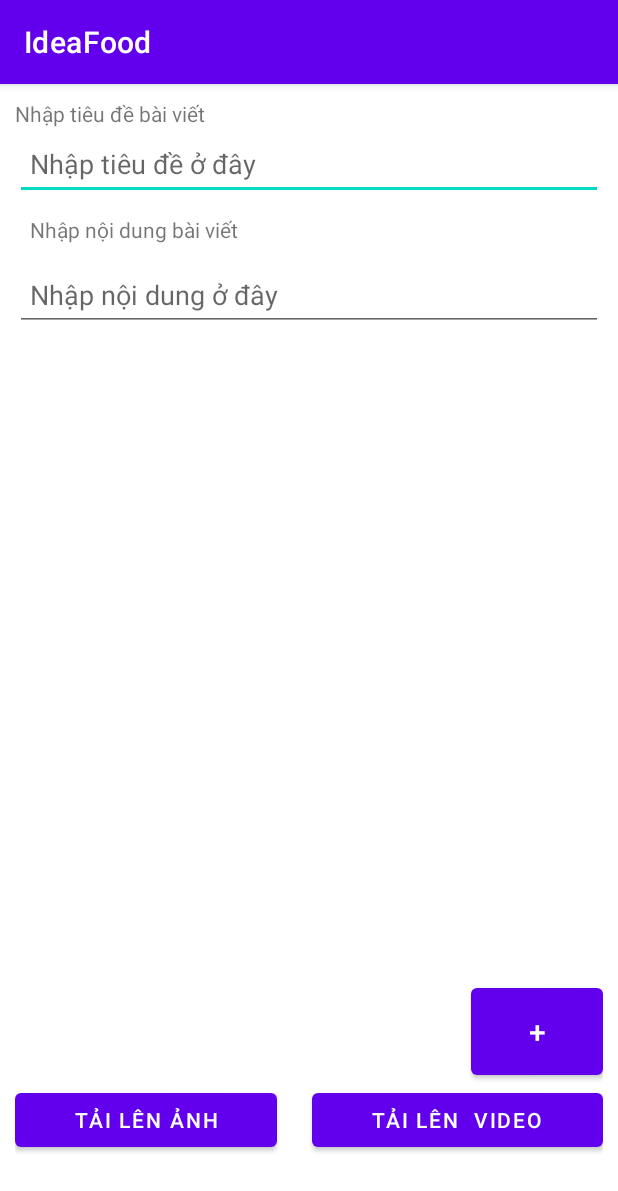
After one commit to vinhcotam/Idea-Food, an Android app: the createpost screen opened directly, with no data from a screen before it, on a phone screen of 412 x 824 dp. The commit adds this screen. Shown: the top 1191 px of the screen. Run offline under Robolectric (Android 15) with nearby library versions, the phone set to English and light mode, and no system bars.

Commit message:
up gd tạo bài viết

```diff
--- a/app/src/main/AndroidManifest.xml
+++ b/app/src/main/AndroidManifest.xml
@@ -10,6 +10,9 @@
         android:supportsRtl="true"
         android:theme="@style/Theme.IdeaFood">
         <activity
+            android:name=".createpost"
+            android:exported="false" />
+        <activity
             android:name=".MainActivity"
             android:exported="true">
             <intent-filter>
--- a/app/src/main/java/com/example/ideafood/MainActivity.java
+++ b/app/src/main/java/com/example/ideafood/MainActivity.java
@@ -2,6 +2,7 @@
 
 import androidx.appcompat.app.AppCompatActivity;
 
+import android.content.Intent;
 import android.os.Bundle;
 
 public class MainActivity extends AppCompatActivity {
--- /dev/null
+++ b/app/src/main/java/com/example/ideafood/createpost.java
@@ -0,0 +1,83 @@
+package com.example.ideafood;
+
+import androidx.appcompat.app.AppCompatActivity;
+
+import android.os.Bundle;
+import android.view.View;
+import android.widget.Button;
+import android.widget.EditText;
+
+public class createpost extends AppCompatActivity {
+    EditText et_nd1,et_nd2,et_nd3,et_nd4,et_nd5,et_nd6,et_nd7,et_nd8,et_nd9,et_nd10;
+    Button bt_addcontent;
+    @Override
+    protected void onCreate(Bundle savedInstanceState) {
+        super.onCreate(savedInstanceState);
+        setContentView(R.layout.activity_createpost);
+        anhXa();
+        setClickAddContent();
+    }
+    int d=1;
+    private void setClickAddContent() {
+
+        bt_addcontent.setOnClickListener(new View.OnClickListener() {
+            @Override
+            public void onClick(View view) {
+                d++;
+                switch (d){
+                    case 2:
+                        et_nd2.setVisibility(View.VISIBLE);
+                        break;
+                    case 3:
+                        et_nd3.setVisibility(View.VISIBLE);
+                        break;
+                    case 4:
+                        et_nd4.setVisibility(View.VISIBLE);
+                        break;
+                    case 5:
+                        et_nd5.setVisibility(View.VISIBLE);
+                        break;
+                    case 6:
+                        et_nd6.setVisibility(View.VISIBLE);
+                        break;
+                    case 7:
+                        et_nd7.setVisibility(View.VISIBLE);
+                        break;
+                    case 8:
+                        et_nd8.setVisibility(View.VISIBLE);
+                        break;
+                    case 9:
+                        et_nd9.setVisibility(View.VISIBLE);
+                        break;
+                    case 10:
+                        et_nd10.setVisibility(View.VISIBLE);
+                        break;
+                }
+
+            }
+        });
+    }
+
+    private void anhXa() {
+        bt_addcontent=findViewById(R.id.bt_addcontent);
+        et_nd1=findViewById(R.id.et_nd1);
+        et_nd2=findViewById(R.id.et_nd2);
+        et_nd3=findViewById(R.id.et_nd3);
+        et_nd4=findViewById(R.id.et_nd4);
+        et_nd5=findViewById(R.id.et_nd5);
+        et_nd6=findViewById(R.id.et_nd6);
+        et_nd7=findViewById(R.id.et_nd7);
+        et_nd8=findViewById(R.id.et_nd8);
+        et_nd9=findViewById(R.id.et_nd9);
+        et_nd10=findViewById(R.id.et_nd10);
+        et_nd2.setVisibility(View.INVISIBLE);
+        et_nd3.setVisibility(View.INVISIBLE);
+        et_nd4.setVisibility(View.INVISIBLE);
+        et_nd5.setVisibility(View.INVISIBLE);
+        et_nd6.setVisibility(View.INVISIBLE);
+        et_nd7.setVisibility(View.INVISIBLE);
+        et_nd8.setVisibility(View.INVISIBLE);
+        et_nd9.setVisibility(View.INVISIBLE);
+        et_nd10.setVisibility(View.INVISIBLE);
+    }
+}
--- /dev/null
+++ b/app/src/main/res/layout/activity_createpost.xml
@@ -0,0 +1,190 @@
+<?xml version="1.0" encoding="utf-8"?>
+<ScrollView xmlns:android="http://schemas.android.com/apk/res/android"
+    xmlns:app="http://schemas.android.com/apk/res-auto"
+    xmlns:tools="http://schemas.android.com/tools"
+    android:layout_width="match_parent"
+    android:layout_height="match_parent"
+    tools:context=".createpost">
+    <LinearLayout
+        android:layout_width="wrap_content"
+        android:padding="10dp"
+        android:layout_height="wrap_content">
+        <RelativeLayout
+            android:layout_width="match_parent"
+            android:layout_height="wrap_content">
+            <TextView
+                android:text="Nhập tiêu đề bài viết"
+                android:id="@+id/tv_tieude"
+                android:layout_width="wrap_content"
+                android:layout_height="wrap_content">
+            </TextView>
+
+            <EditText
+                android:id="@+id/et_tieude"
+                android:layout_width="match_parent"
+                android:layout_height="wrap_content"
+                android:layout_below="@+id/tv_tieude"
+                android:ems="10"
+                android:hint="Nhập tiêu đề ở đây"
+                android:inputType="textPersonName"
+                android:minHeight="48dp"
+                android:padding="10dp" />
+            <TextView
+                android:text="Nhập nội dung bài viết"
+                android:layout_below="@+id/et_tieude"
+                android:padding="10dp"
+                android:id="@+id/tv_noidung"
+                android:layout_width="wrap_content"
+                android:layout_height="wrap_content">
+            </TextView>
+
+            <EditText
+                android:id="@+id/et_nd1"
+                android:layout_width="match_parent"
+                android:layout_height="wrap_content"
+                android:layout_below="@+id/tv_noidung"
+                android:ems="10"
+                android:hint="Nhập nội dung ở đây"
+                android:inputType="textPersonName"
+                android:minHeight="48dp"
+                android:padding="10dp" />
+
+            <EditText
+                android:id="@+id/et_nd2"
+                android:layout_width="match_parent"
+                android:layout_height="wrap_content"
+                android:layout_below="@+id/et_nd1"
+                android:ems="10"
+                android:hint="Nhập nội dung ở đây"
+                android:inputType="textPersonName"
+                android:minHeight="48dp"
+                android:padding="10dp" />
+
+            <EditText
+                android:id="@+id/et_nd3"
+                android:layout_width="match_parent"
+                android:layout_height="wrap_content"
+                android:layout_below="@+id/et_nd2"
+                android:ems="10"
+                android:hint="Nhập nội dung ở đây"
+                android:inputType="textPersonName"
+                android:minHeight="48dp"
+                android:padding="10dp" />
+
+            <EditText
+                android:id="@+id/et_nd4"
+                android:layout_width="match_parent"
+                android:layout_height="wrap_content"
+                android:layout_below="@+id/et_nd3"
+                android:ems="10"
+                android:hint="Nhập nội dung ở đây"
+                android:inputType="textPersonName"
+                android:minHeight="48dp"
+                android:padding="10dp" />
+
+            <EditText
+                android:id="@+id/et_nd5"
+                android:layout_width="match_parent"
+                android:layout_height="wrap_content"
+                android:layout_below="@+id/et_nd4"
+                android:ems="10"
+                android:hint="Nhập nội dung ở đây"
+                android:inputType="textPersonName"
+                android:minHeight="48dp"
+                android:padding="10dp" />
+
+            <EditText
+                android:id="@+id/et_nd6"
+                android:layout_width="match_parent"
+                android:layout_height="wrap_content"
+                android:layout_below="@+id/et_nd5"
+                android:ems="10"
+                android:hint="Nhập nội dung ở đây"
+                android:inputType="textPersonName"
+                android:minHeight="48dp"
+                android:padding="10dp" />
+
+            <EditText
+                android:id="@+id/et_nd7"
+                android:layout_width="match_parent"
+                android:layout_height="wrap_content"
+                android:layout_below="@+id/et_nd6"
+                android:ems="10"
+                android:hint="Nhập nội dung ở đây"
+                android:inputType="textPersonName"
+                android:minHeight="48dp"
+                android:padding="10dp" />
+
+            <EditText
+                android:id="@+id/et_nd8"
+                android:layout_width="match_parent"
+                android:layout_height="wrap_content"
+                android:layout_below="@+id/et_nd7"
+                android:ems="10"
+                android:hint="Nhập nội dung ở đây"
+                android:inputType="textPersonName"
+                android:minHeight="48dp"
+                android:padding="10dp" />
+
+            <EditText
+                android:id="@+id/et_nd9"
+                android:layout_width="match_parent"
+                android:layout_height="wrap_content"
+                android:layout_below="@+id/et_nd8"
+                android:ems="10"
+                android:hint="Nhập nội dung ở đây"
+                android:inputType="textPersonName"
+                android:minHeight="48dp"
+                android:padding="10dp" />
+
+            <EditText
+                android:id="@+id/et_nd10"
+                android:layout_width="match_parent"
+                android:layout_height="wrap_content"
+                android:layout_below="@+id/et_nd9"
+                android:ems="10"
+                android:hint="Nhập nội dung ở đây"
+                android:inputType="textPersonName"
+                android:minHeight="48dp"
+                android:padding="10dp" />
+
+            <Button
+                android:id="@+id/bt_addcontent"
+                android:layout_width="wrap_content"
+                android:layout_height="wrap_content"
+                android:layout_below="@id/et_nd10"
+                android:layout_alignRight="@id/et_nd10"
+                android:padding="15dp"
+                android:text="+"
+                android:textSize="20sp"></Button>
+            <LinearLayout
+                android:weightSum="10"
+                android:layout_below="@+id/bt_addcontent"
+                android:orientation="horizontal"
+                android:layout_width="match_parent"
+                android:gravity="center_horizontal"
+                android:layout_height="wrap_content">
+                <Button
+                    android:layout_width="wrap_content"
+                    android:layout_height="wrap_content"
+                    android:text="Tải lên ảnh"
+                    android:layout_weight="4"
+                    >
+                </Button>
+                <TextView
+                    android:layout_weight="2"
+                    android:layout_width="wrap_content"
+                    android:layout_height="wrap_content">
+
+                </TextView>
+                <Button
+                    android:layout_weight="4"
+                    android:layout_width="wrap_content"
+                    android:layout_height="wrap_content"
+
+                    android:text="Tải lên  video">
+                </Button>
+            </LinearLayout>
+        </RelativeLayout>
+    </LinearLayout>
+</ScrollView>
```
